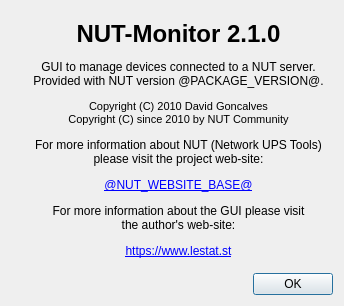
First picture: the form in scripts/python/app/ui/aboutdialog1.ui, repository networkupstools/nut, before the edit.
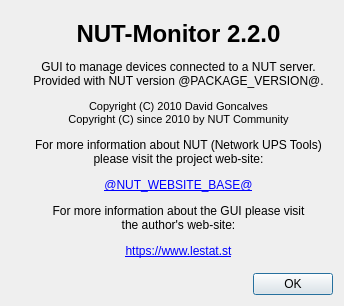
Second picture: the form after the edit.

The edit to the form file:
```diff
--- a/scripts/python/app/ui/aboutdialog1.ui
+++ b/scripts/python/app/ui/aboutdialog1.ui
@@ -31,7 +31,7 @@
          </sizepolicy>
         </property>
         <property name="text">
-         <string>&lt;h1&gt;NUT-Monitor 2.1.0&lt;/h1&gt;
+         <string>&lt;h1&gt;NUT-Monitor 2.2.0&lt;/h1&gt;
 &lt;p&gt;GUI to manage devices connected to a NUT server.&lt;br/&gt;
 Provided with NUT version @PACKAGE_VERSION@.&lt;/p&gt;
 &lt;p style=&quot; font-size:8pt;&quot;&gt;Copyright (C) 2010 David Goncalves&lt;br/&gt;
```
